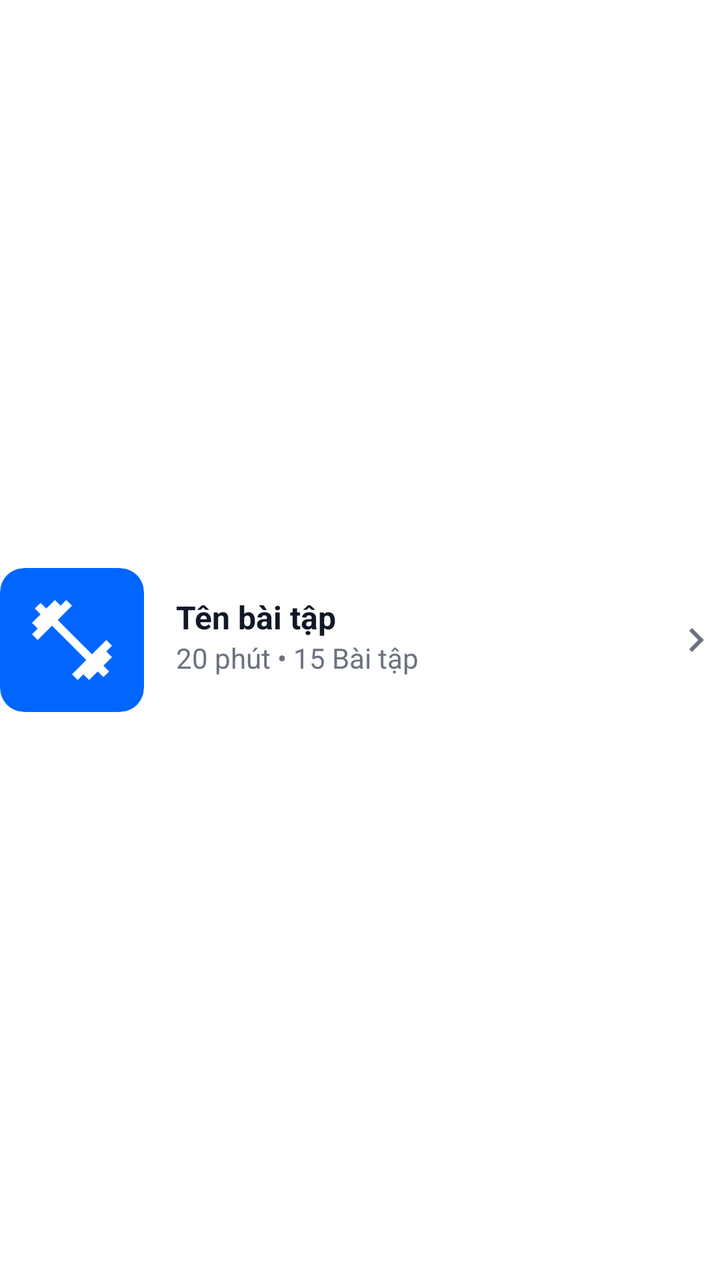
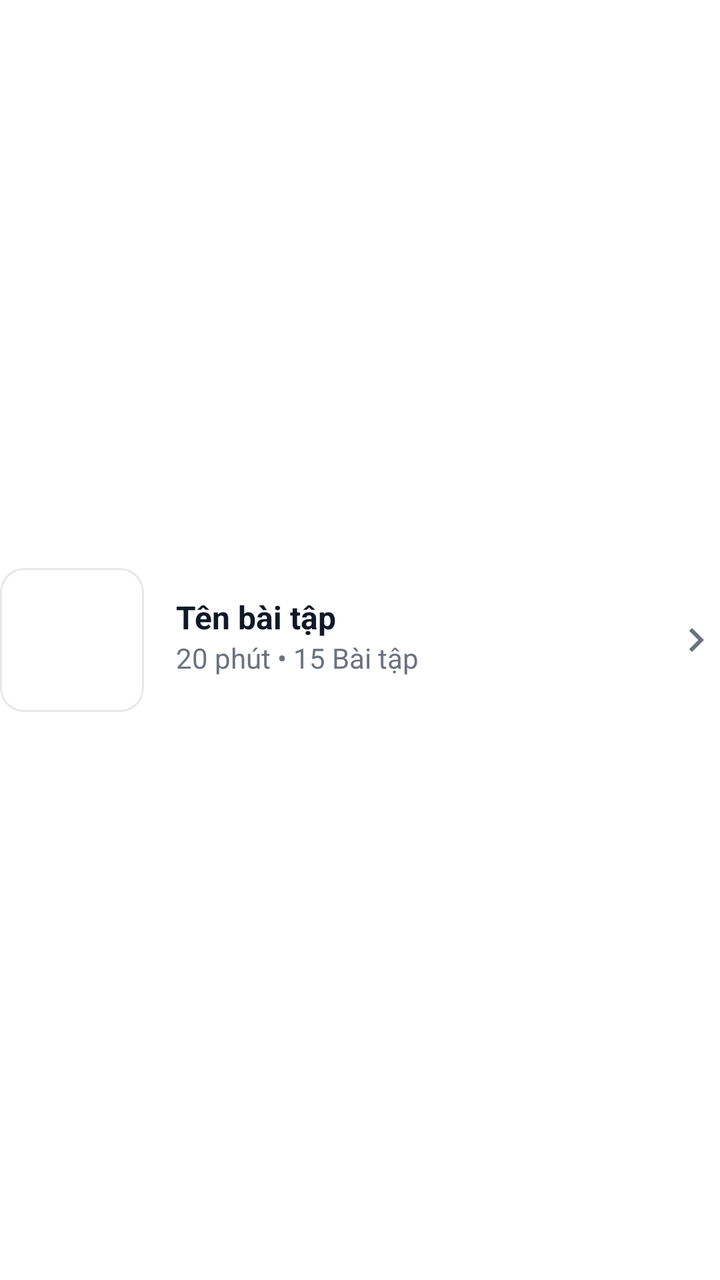

The first picture is an Android layout as it rendered before a commit; the second is the same layout after the commit. The layout source and the unified diff follow.
<!-- AndroidManifest.xml: application theme Theme.IronFitness -->
<!-- res/layout/item_home_workout.xml -->
<?xml version="1.0" encoding="utf-8"?>
<LinearLayout xmlns:android="http://schemas.android.com/apk/res/android"
    xmlns:app="http://schemas.android.com/apk/res-auto"
    android:layout_width="match_parent"
    android:layout_height="wrap_content"
    android:orientation="horizontal"
    android:gravity="center_vertical"
    android:paddingVertical="8dp"
    android:clickable="true"
    android:focusable="true"
    android:background="?attr/selectableItemBackground">

    <com.google.android.material.card.MaterialCardView
        android:id="@+id/cardThumb"
        android:layout_width="72dp"
        android:layout_height="72dp"
        android:layout_marginEnd="16dp"
        app:cardCornerRadius="12dp"
        app:strokeWidth="0dp"
        app:cardBackgroundColor="?attr/colorPrimary">

        <ImageView
            android:id="@+id/ivCoverImage"
            android:layout_width="match_parent"
            android:layout_height="match_parent"
            android:scaleType="centerCrop"
            android:visibility="gone"/>

        <ImageView
            android:id="@+id/ivIcon"
            android:layout_width="48dp"
            android:layout_height="48dp"
            android:layout_gravity="center"
            android:src="@drawable/ic_fitness"
            app:tint="?attr/colorOnPrimary"/>
    </com.google.android.material.card.MaterialCardView>

    <LinearLayout
        android:layout_width="0dp"
        android:layout_height="wrap_content"
        android:layout_weight="1"
        android:orientation="vertical">
        <TextView
            android:id="@+id/tvName"
            android:layout_width="wrap_content"
            android:layout_height="wrap_content"
            android:text="Tên bài tập"
            android:textStyle="bold"
            android:maxLines="2"
            android:ellipsize="end"
            android:textColor="?attr/colorOnSurface"
            android:textSize="16sp"/>
        <TextView
            android:id="@+id/tvDuration"
            android:layout_width="wrap_content"
            android:layout_height="wrap_content"
            android:text="20 phút • 15 Bài tập"
            android:textColor="?attr/colorOnSurfaceVariant"
            android:textSize="14sp"/>
        <LinearLayout
            android:id="@+id/llDifficulty"
            android:layout_width="wrap_content"
            android:layout_height="wrap_content"
            android:orientation="horizontal"
            android:layout_marginTop="4dp">
            
        </LinearLayout>
    </LinearLayout>

    <ImageView
        android:layout_width="24dp"
        android:layout_height="24dp"
        android:src="@drawable/ic_chevron_right"
        app:tint="?attr/colorOnSurfaceVariant"
        android:layout_marginStart="8dp" />
</LinearLayout>
<!-- resources referenced by this layout -->
<resources>
  <style name="Theme.IronFitness" parent="Base.Theme.IronFitness" />
  <color name="hf_primary">#0066FF</color>
  <color name="hf_on_primary">#FFFFFF</color>
  <color name="hf_primary_container">#E6F0FF</color>
  <color name="hf_on_primary_container">#0066FF</color>
  <color name="hf_navy">#1E2A44</color>
  <color name="white">#FFFFFFFF</color>
  <color name="hf_surface_variant">#F3F4F6</color>
  <color name="hf_on_surface_variant">#6B7280</color>
  <color name="hf_danger">#DC2626</color>
  <color name="hf_background">#FFFFFF</color>
  <color name="hf_on_background">#111827</color>
  <color name="hf_surface">#FFFFFF</color>
  <color name="hf_on_surface">#111827</color>
  <color name="hf_outline">#E5E7EB</color>
  <style name="ShapeAppearance.HomeFit.Small" parent="ShapeAppearance.Material3.SmallComponent">
          <item name="cornerFamily">rounded</item>
          <item name="cornerSize">@dimen/corner_small</item>
      </style>
  <style name="ShapeAppearance.HomeFit.Medium" parent="ShapeAppearance.Material3.MediumComponent">
          <item name="cornerFamily">rounded</item>
          <item name="cornerSize">@dimen/corner_medium</item>
      </style>
  <style name="ShapeAppearance.HomeFit.Large" parent="ShapeAppearance.Material3.LargeComponent">
          <item name="cornerFamily">rounded</item>
          <item name="cornerSize">@dimen/corner_large</item>
      </style>
  <style name="Widget.HomeFit.Button" parent="Widget.Material3.Button">
          <item name="android:minHeight">@dimen/button_height</item>
          <item name="android:insetTop">0dp</item>
          <item name="android:insetBottom">0dp</item>
          <item name="android:textAppearance">@style/TextAppearance.HomeFit.Button</item>
          <item name="cornerRadius">@dimen/corner_small</item>
      </style>
  <style name="Widget.HomeFit.Button.Outlined" parent="Widget.Material3.Button.OutlinedButton">
          <item name="android:minHeight">@dimen/button_height</item>
          <item name="android:insetTop">0dp</item>
          <item name="android:insetBottom">0dp</item>
          <item name="android:textAppearance">@style/TextAppearance.HomeFit.Button</item>
          <item name="cornerRadius">@dimen/corner_small</item>
      </style>
  <style name="Widget.HomeFit.TextInputLayout" parent="Widget.Material3.TextInputLayout.OutlinedBox">
          <item name="boxCornerRadiusTopStart">@dimen/corner_small</item>
          <item name="boxCornerRadiusTopEnd">@dimen/corner_small</item>
          <item name="boxCornerRadiusBottomStart">@dimen/corner_small</item>
          <item name="boxCornerRadiusBottomEnd">@dimen/corner_small</item>
      </style>
  <style name="Widget.HomeFit.Card" parent="Widget.Material3.CardView.Filled">
          <item name="cardBackgroundColor">?attr/colorSurfaceVariant</item>
          <item name="cardCornerRadius">@dimen/corner_medium</item>
          <item name="cardElevation">@dimen/card_elevation</item>
      </style>
  <dimen name="corner_small">12dp</dimen>
  <dimen name="corner_medium">16dp</dimen>
  <dimen name="corner_large">28dp</dimen>
  <dimen name="button_height">52dp</dimen>
  <style name="TextAppearance.HomeFit.Button" parent="TextAppearance.Material3.LabelLarge">
          <item name="android:textSize">@dimen/text_button</item>
          <item name="android:textStyle">bold</item>
      </style>
  <dimen name="card_elevation">0dp</dimen>
  <style name="TextAppearance.HomeFit.Caption" parent="TextAppearance.Material3.LabelMedium">
          <item name="android:textSize">@dimen/text_caption</item>
      </style>
  <style name="Widget.HomeFit.BottomNavigationView.ActiveIndicator" parent="Widget.Material3.BottomNavigationView.ActiveIndicator">
          <item name="android:color">?attr/colorPrimaryContainer</item>
      </style>
  <dimen name="text_button">16sp</dimen>
  <dimen name="text_caption">12sp</dimen>
  <!-- unchanged entries left out for length: 4 -->
</resources>

<!-- the commit's change to res/layout/item_home_workout.xml (unified diff, before → after) -->
@@ -16,23 +16,26 @@
         android:layout_height="72dp"
         android:layout_marginEnd="16dp"
         app:cardCornerRadius="12dp"
-        app:strokeWidth="0dp"
-        app:cardBackgroundColor="?attr/colorPrimary">
+        app:strokeWidth="1dp"
+        app:strokeColor="?attr/colorOutlineVariant"
+        app:cardBackgroundColor="#FFFFFF">
 
         <ImageView
             android:id="@+id/ivCoverImage"
             android:layout_width="match_parent"
             android:layout_height="match_parent"
-            android:scaleType="centerCrop"
-            android:visibility="gone"/>
+            android:background="#FFFFFF"
+            android:scaleType="fitCenter"
+            android:visibility="visible"/>
 
         <ImageView
             android:id="@+id/ivIcon"
-            android:layout_width="48dp"
-            android:layout_height="48dp"
+            android:layout_width="40dp"
+            android:layout_height="40dp"
             android:layout_gravity="center"
             android:src="@drawable/ic_fitness"
-            app:tint="?attr/colorOnPrimary"/>
+            android:visibility="gone"
+            app:tint="?attr/colorPrimary"/>
     </com.google.android.material.card.MaterialCardView>
 
     <LinearLayout
